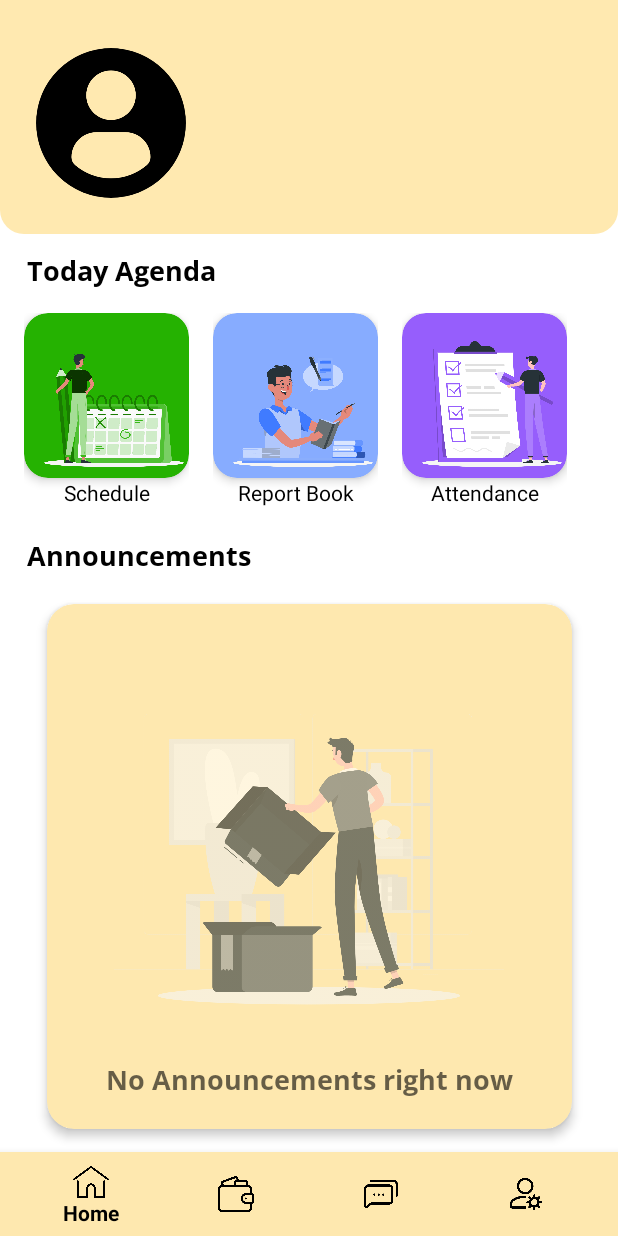
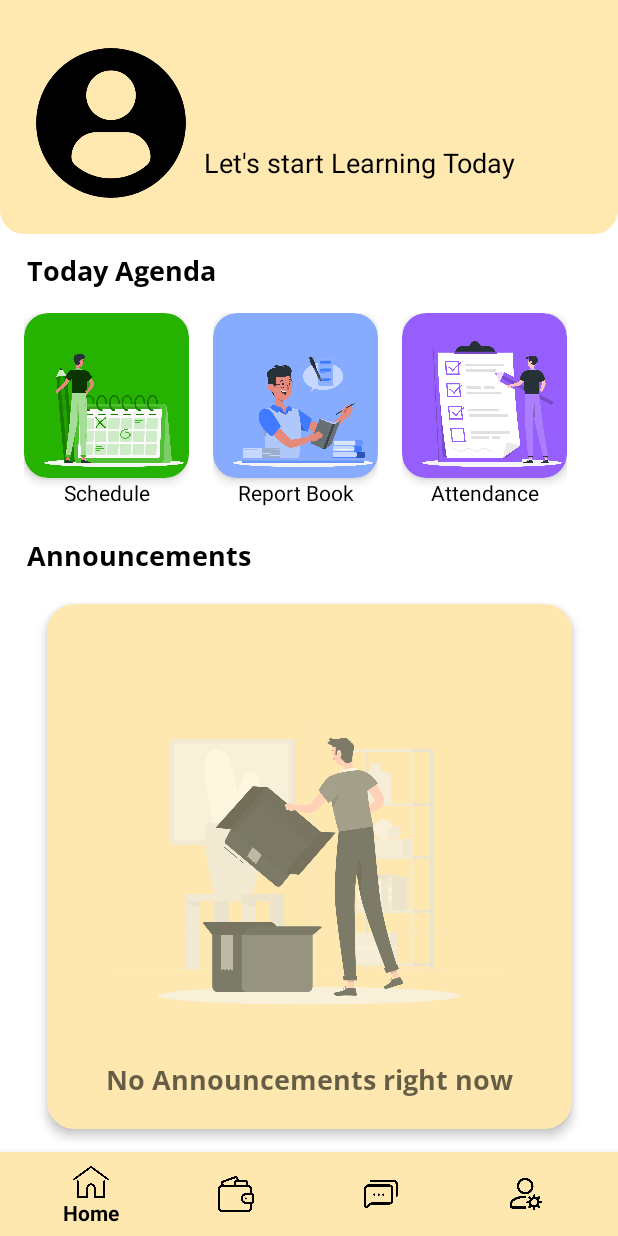
Before and after one commit to DrdmRandom/StarKidy_Project, an Android app: the MainScreen_Activity screen opened directly, with no data from a screen before it, on a phone screen of 412 x 824 dp. Run offline under Robolectric (Android 15) with nearby library versions, the phone set to English and light mode, and no system bars; our stand-ins replace Firebase (no records; nobody signed in at launch, a user with empty details on screens opened directly); Roboto replaces fonts that are not available here.

Commit message:
Project Log - Fixing Bug

```diff
--- a/app/src/main/java/com/project/starkidyapps/Main/MainScreen_Activity.java
+++ b/app/src/main/java/com/project/starkidyapps/Main/MainScreen_Activity.java
@@ -8,16 +8,26 @@ import android.widget.ImageView;
 import android.widget.LinearLayout;
 import android.widget.RelativeLayout;
 import android.widget.TextView;
+import com.google.android.gms.tasks.Task;
 
+import com.google.android.gms.tasks.OnCompleteListener;
 import com.google.android.material.bottomnavigation.BottomNavigationView;
+
+import androidx.annotation.NonNull;
 import androidx.appcompat.app.AppCompatActivity;
 import androidx.cardview.widget.CardView;
 import androidx.constraintlayout.widget.ConstraintLayout;
 
 import com.google.firebase.auth.FirebaseAuth;
 import com.google.firebase.auth.FirebaseUser;
+import com.google.firebase.firestore.FirebaseFirestore;
+import com.google.firebase.firestore.Query;
+import com.google.firebase.firestore.QueryDocumentSnapshot;
+import com.google.firebase.firestore.QuerySnapshot;
 import com.project.starkidyapps.Load_up.SplashScreen;
 import com.project.starkidyapps.R;
+
+import javax.annotation.Nullable;
 
 public class MainScreen_Activity extends AppCompatActivity {
    //for firebase
@@ -67,23 +77,42 @@ public class MainScreen_Activity extends AppCompatActivity {
 
         // Initialize Firebase Auth
         auth = FirebaseAuth.getInstance();
+        FirebaseFirestore db = FirebaseFirestore.getInstance();
         user = auth.getCurrentUser();
+
+        profileName.setText("Test Name");
+
 
         if (user == null) {
             Intent intent = new Intent(getApplicationContext(), SplashScreen.class);
             startActivity(intent);
             finish();
         } else {
-            profileName.setText(user.getDisplayName());
-            profileSubtitle.setText(user.getEmail());
-
-            // If the user's name is null or empty, you might want to set a placeholder
-            if (profileName.getText().toString().isEmpty()) {
-                profileName.setText(getString(R.string.default_user_name)); // default_user_name is a string resource
-            }
-
+            Query query = db.collection("student").whereEqualTo("parentEmail", user.getEmail());
+            query.get().addOnCompleteListener(new OnCompleteListener<QuerySnapshot>() {
+                @Override
+                public void onComplete(@NonNull Task<QuerySnapshot> task) {
+                    if (task.isSuccessful()) {
+                        boolean found = false;
+                        for (QueryDocumentSnapshot document : task.getResult()) {
+                            if (document.exists()) {
+                                Log.d("Firestore", "Document ID: " + document.getId() + " Data: " + document.getData());
+                                profileName.setText(document.getString("name"));
+                                found = true;
+                                break;
+                            }
+                        }
+                        if (!found) {
+                            Log.d("Firestore", "No documents found matching the criteria.");
+                            profileName.setText(getString(R.string.default_user_name));
+                        }
+                    } else {
+                        Log.d("Firestore", "Error getting documents: ", task.getException());
+                        profileName.setText(getString(R.string.default_user_name));
+                    }
+                }
+            });
         }
-
     }
 
     private void initCardSchedule() {
--- a/app/src/main/java/com/project/starkidyapps/Main/ScheduleForParent_Activity.java
+++ b/app/src/main/java/com/project/starkidyapps/Main/ScheduleForParent_Activity.java
@@ -23,7 +23,7 @@ import java.util.List;
 public class ScheduleForParent_Activity extends AppCompatActivity {
 
     private RecyclerView recyclerView;
-    private ScheduleAdapter adapter;
+//    private ScheduleAdapter adapter;
     private List<ActivityInfo> scheduleList;
     @Override
     protected void onCreate(Bundle savedInstanceState) {
@@ -96,8 +96,8 @@ public class ScheduleForParent_Activity extends AppCompatActivity {
         // Contoh menambahkan data
         scheduleList.add(new ActivityInfo()); // Taruh pesan nya di dalan kurung nanti
 
-        adapter = new ScheduleAdapter(scheduleList);
-        recyclerView.setAdapter(adapter);
+//        adapter = new ScheduleAdapter(scheduleList);
+//        recyclerView.setAdapter(adapter);
         //END OF Schedule Recyccle view
     }//END OF onCreate
 
```
